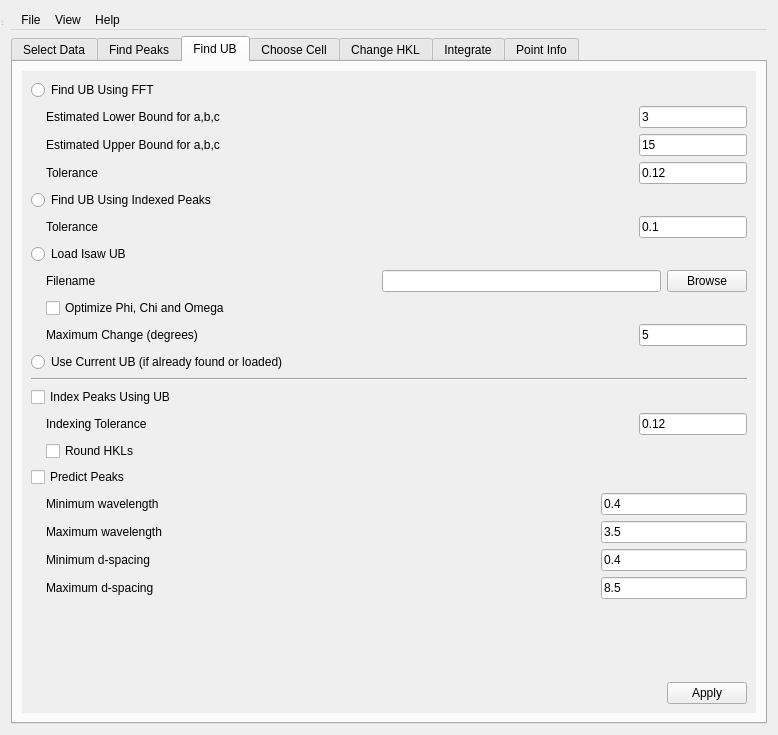
Before: the Qt Designer form Code/Mantid/MantidQt/CustomInterfaces/inc/MantidQtCustomInterfaces/MantidEV.ui in mantidproject/mantid, drawn with Qt 5.
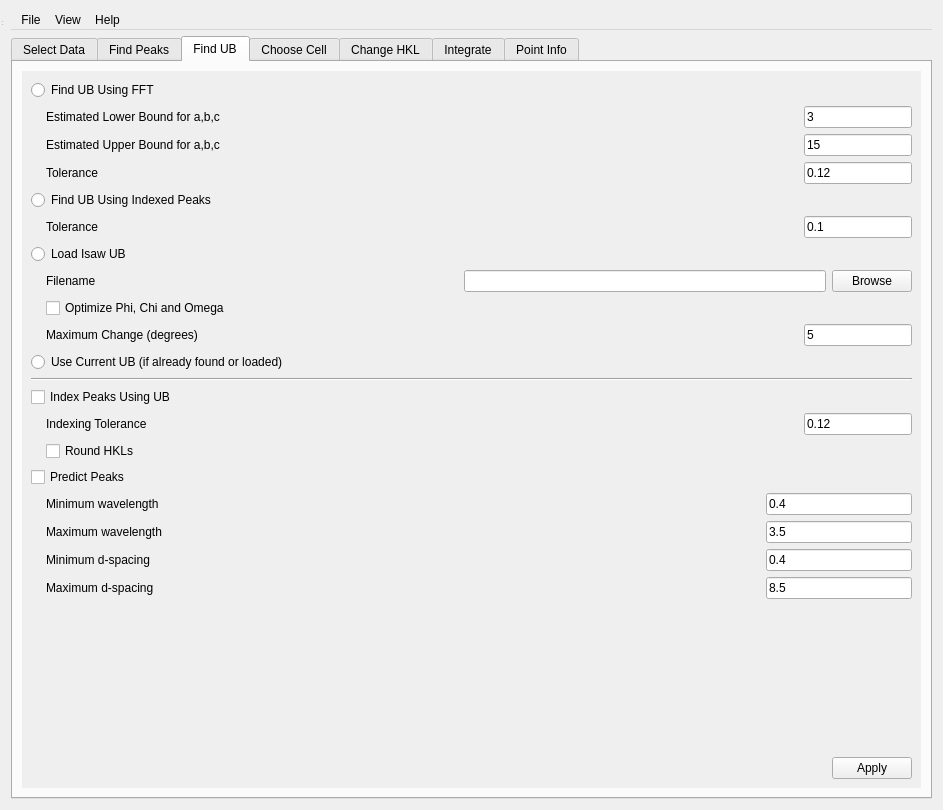
After: the same form once the commit is applied. The open tabs and pages were chosen to show the change.

Commit message: Refs #8816 longer interface and enable parameters by default

```diff
--- a/Code/Mantid/MantidQt/CustomInterfaces/inc/MantidQtCustomInterfaces/MantidEV.ui
+++ b/Code/Mantid/MantidQt/CustomInterfaces/inc/MantidQtCustomInterfaces/MantidEV.ui
@@ -6,8 +6,8 @@
    <rect>
     <x>0</x>
     <y>0</y>
-    <width>778</width>
-    <height>735</height>
+    <width>943</width>
+    <height>810</height>
    </rect>
   </property>
   <property name="minimumSize">
@@ -980,9 +980,9 @@
           <property name="geometry">
            <rect>
             <x>0</x>
-            <y>-66</y>
-            <width>720</width>
-            <height>699</height>
+            <y>0</y>
+            <width>903</width>
+            <height>708</height>
            </rect>
           </property>
           <layout class="QVBoxLayout" name="verticalLayout_12">
```
Left out of the diff: 20 changed lines with no effect on the pictures. The commit also changes 2 other files.
